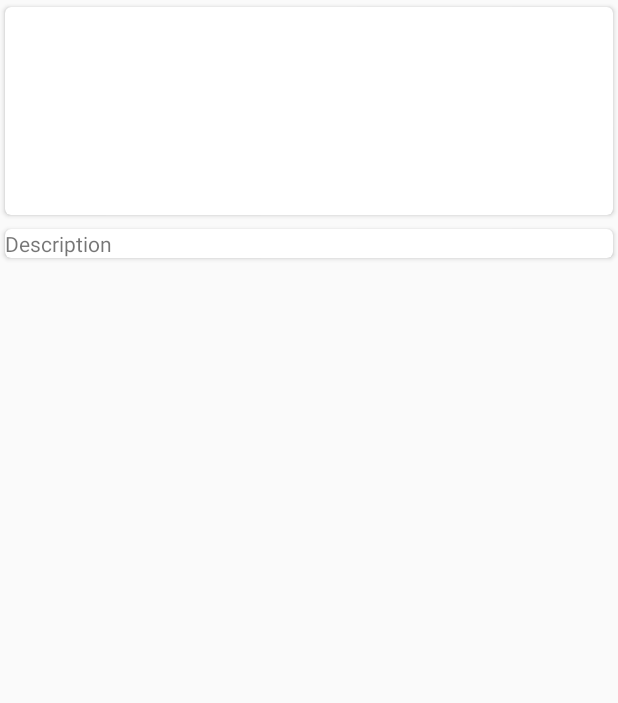
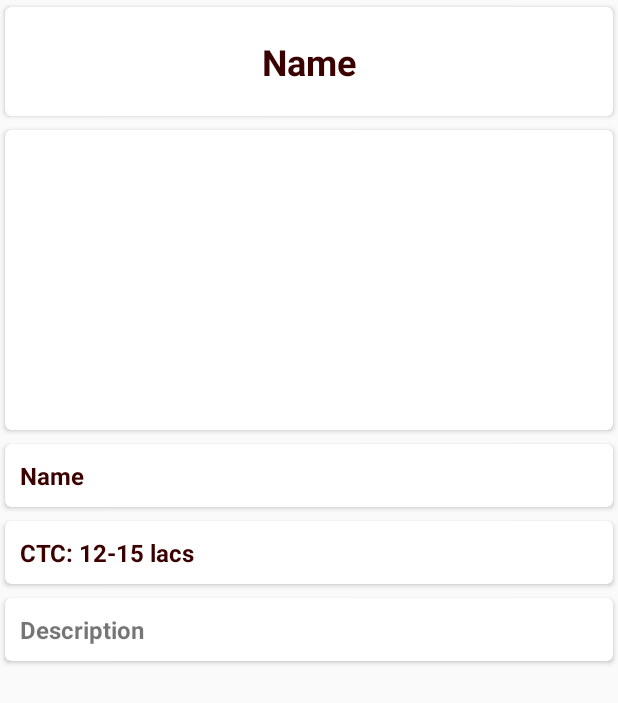
Before and after one commit to DamanSingh4321/TopprHiring, an Android app: the layout fragment_description.xml on its own in the app's theme, with its tools: preview values and no code run, on a phone screen of 412 x 824 dp. Shown: the top 703 px of the screen. Run offline under Robolectric (Android 15) with nearby library versions, the phone set to English and light mode, and no system bars; network calls fail.

Commit message:
almost done

```diff
--- a/app/src/main/java/com/singh/daman/topprhiring/Description.java
+++ b/app/src/main/java/com/singh/daman/topprhiring/Description.java
@@ -66,10 +66,12 @@ public class Description extends AppCompatActivity {
 
             System.out.println("desc  "+desc);
 
+            ((TextView) rootView.findViewById(R.id.desc_name))
+                    .setText(name);
             ((TextView) rootView.findViewById(R.id.desc_exp))
-                    .setText(exp);
+                    .setText("Experience: "+exp);
             ((TextView) rootView.findViewById(R.id.description))
-                    .setText(desc);
+                    .setText("Description: \n"+desc);
             ImageView imageView = (ImageView) rootView.findViewById(R.id.desc_image);
             Picasso.with(getContext()).load(image).fit().into(imageView);
 
--- a/app/src/main/java/com/singh/daman/topprhiring/EventsFragment.java
+++ b/app/src/main/java/com/singh/daman/topprhiring/EventsFragment.java
@@ -17,6 +17,7 @@ import android.view.MenuInflater;
 import android.view.MenuItem;
 import android.view.View;
 import android.view.ViewGroup;
+import android.view.WindowManager;
 import android.widget.EditText;
 import android.widget.Toast;
 
@@ -93,6 +94,7 @@ public class EventsFragment extends Fragment {
         search = (EditText) rootView.findViewById( R.id.search);
         mRecyclerView = (RecyclerView) rootView.findViewById(R.id.eventsrecyclerview);
         mRecyclerView.setHasFixedSize(true);
+        this.getActivity().getWindow().setSoftInputMode(WindowManager.LayoutParams.SOFT_INPUT_STATE_ALWAYS_HIDDEN);
         swipeRefreshLayout = (SwipeRefreshLayout) rootView.findViewById(R.id.swipeRefreshLayout);
         handler = new DatabaseHandler(getContext());
         mEventsAdapter = new EventsAdapter(getContext(), id, name, image, category, description, experience, favourite);
--- a/app/src/main/res/layout/cardview_events.xml
+++ b/app/src/main/res/layout/cardview_events.xml
@@ -20,22 +20,31 @@
            android:orientation="horizontal">
 
            <ImageView
-               android:layout_width="100dp"
-               android:layout_height="100dp"
+               android:layout_width="150dp"
+               android:layout_height="150dp"
                android:id="@+id/event_image"
                android:contentDescription="@string/eventimage" />
+
+           <LinearLayout
+               android:layout_width="match_parent"
+               android:layout_height="match_parent"
+               android:orientation="vertical"
+               android:gravity="center_vertical"
+               android:paddingLeft="10dp">
 
            <TextView
                android:layout_width="wrap_content"
                android:layout_height="wrap_content"
-               android:id="@+id/event_name"/>
-
-       </LinearLayout>
+               android:id="@+id/event_name"
+               android:textStyle="bold"
+               android:textSize="18sp" />
 
                <TextView
                    android:layout_width="wrap_content"
                    android:layout_height="wrap_content"
-            android:id="@+id/event_category"/>
+                   android:id="@+id/event_category"
+                   android:textStyle="bold"
+                   android:textSize="14sp" />
 
                <com.like.LikeButton
                    android:layout_width="50dp"
@@ -48,10 +57,16 @@
                    app:dots_primary_color="@color/colorAccent"
                    app:dots_secondary_color="@color/colorPrimary"
                    app:circle_end_color="@color/colorAccent"
-            app:icon_size="25dp"
+                   app:icon_size="50dp"
                    app:liked="true"
                    app:anim_scale_factor="2"
-            app:is_enabled="false" />
+                   app:is_enabled="false"
+                   android:layout_gravity="right" />
+
+
+           </LinearLayout>
+
+       </LinearLayout>
 
     </LinearLayout>
 
--- a/app/src/main/res/layout/fragment_description.xml
+++ b/app/src/main/res/layout/fragment_description.xml
@@ -1,8 +1,43 @@
-<LinearLayout xmlns:android="http://schemas.android.com/apk/res/android"
+<ScrollView xmlns:android="http://schemas.android.com/apk/res/android"
     xmlns:card_view="http://schemas.android.com/apk/res-auto"
     android:layout_width="match_parent"
+    android:layout_height="match_parent">
+
+
+    <LinearLayout
+        android:layout_width="match_parent"
+        android:layout_height="wrap_content"
+        android:orientation="vertical">
+
+        <android.support.v7.widget.CardView
+            android:id="@+id/card_name"
+            android:layout_width="match_parent"
+            android:layout_height="wrap_content"
+            android:layout_gravity="center"
+            android:clickable="true"
+            card_view:cardCornerRadius="4dp"
+            card_view:cardUseCompatPadding="true">
+
+            <LinearLayout
+                android:layout_width="match_parent"
                 android:layout_height="match_parent"
-    android:orientation="vertical">
+                android:gravity="center"
+                android:orientation="vertical"
+                android:padding="20dp">
+
+                <TextView
+                    android:id="@+id/desc_name"
+                    android:layout_width="wrap_content"
+                    android:layout_height="wrap_content"
+                    android:gravity="center"
+                    android:text="Name"
+                    android:textColor="#3b0101"
+                    android:textSize="24sp"
+                    android:textStyle="bold" />
+
+            </LinearLayout>
+
+        </android.support.v7.widget.CardView>
 
         <android.support.v7.widget.CardView
             android:id="@+id/card_head"
@@ -20,19 +55,67 @@
 
                 <ImageView
                     android:id="@+id/desc_image"
-                android:layout_width="100dp"
-                android:layout_height="100dp"
+                    android:layout_width="200dp"
+                    android:layout_height="200dp"
+                    android:layout_gravity="center"
                     android:contentDescription="@string/eventimage" />
+            </LinearLayout>
+
+        </android.support.v7.widget.CardView>
+
+        <android.support.v7.widget.CardView
+            android:id="@+id/card_exp"
+            android:layout_width="match_parent"
+            android:layout_height="wrap_content"
+            android:layout_gravity="center"
+            android:clickable="true"
+            card_view:cardCornerRadius="4dp"
+            card_view:cardUseCompatPadding="true">
+
+            <LinearLayout
+                android:layout_width="match_parent"
+                android:layout_height="match_parent"
+                android:orientation="vertical"
+                android:padding="10dp">
 
                 <TextView
                     android:id="@+id/desc_exp"
                     android:layout_width="wrap_content"
-                android:layout_height="wrap_content" />
+                    android:layout_height="wrap_content"
+                    android:gravity="center"
+                    android:text="Name"
+                    android:textColor="#3b0101"
+                    android:textSize="16sp"
+                    android:textStyle="bold" />
+
+            </LinearLayout>
+
+        </android.support.v7.widget.CardView>
+
+        <android.support.v7.widget.CardView
+            android:id="@+id/card_ctc"
+            android:layout_width="match_parent"
+            android:layout_height="wrap_content"
+            android:layout_gravity="center"
+            android:clickable="true"
+            card_view:cardCornerRadius="4dp"
+            card_view:cardUseCompatPadding="true">
+
+            <LinearLayout
+                android:layout_width="match_parent"
+                android:layout_height="match_parent"
+                android:orientation="vertical"
+                android:padding="10dp">
 
                 <TextView
-                android:id="@+id/event_ctc"
+                    android:id="@+id/desc_ctc"
                     android:layout_width="wrap_content"
-                android:layout_height="wrap_content" />
+                    android:layout_height="wrap_content"
+                    android:gravity="center"
+                    android:text="CTC: 12-15 lacs"
+                    android:textColor="#3b0101"
+                    android:textSize="16sp"
+                    android:textStyle="bold" />
 
             </LinearLayout>
 
@@ -50,16 +133,20 @@
             <LinearLayout
                 android:layout_width="match_parent"
                 android:layout_height="match_parent"
-            android:orientation="vertical">
+                android:orientation="vertical"
+                android:padding="10dp">
 
                 <TextView
                     android:id="@+id/description"
                     android:layout_width="wrap_content"
                     android:layout_height="wrap_content"
-                android:text="Description" />
+                    android:text="Description"
+                    android:textSize="16sp"
+                    android:textStyle="bold" />
 
             </LinearLayout>
 
         </android.support.v7.widget.CardView>
 
     </LinearLayout>
+</ScrollView>
--- a/app/src/main/res/layout/fragment_events.xml
+++ b/app/src/main/res/layout/fragment_events.xml
@@ -10,7 +10,8 @@
         android:layout_width="match_parent"
         android:layout_height="wrap_content"
         android:textSize="16sp"
-        android:hint="Search here" />
+        android:hint="Search here"
+        android:textStyle="bold" />
 
     <android.support.v4.widget.SwipeRefreshLayout
         android:layout_width="match_parent"
@@ -22,8 +23,7 @@
         android:layout_width="match_parent"
         android:layout_height="match_parent"
         android:scrollbars="vertical"
-        android:background="#FFF3E0" />
-
+        android:background="#cde2c9c9" />
     </android.support.v4.widget.SwipeRefreshLayout>
 
 </LinearLayout>
```
Lines whose indentation alone changed are shown as unchanged.
